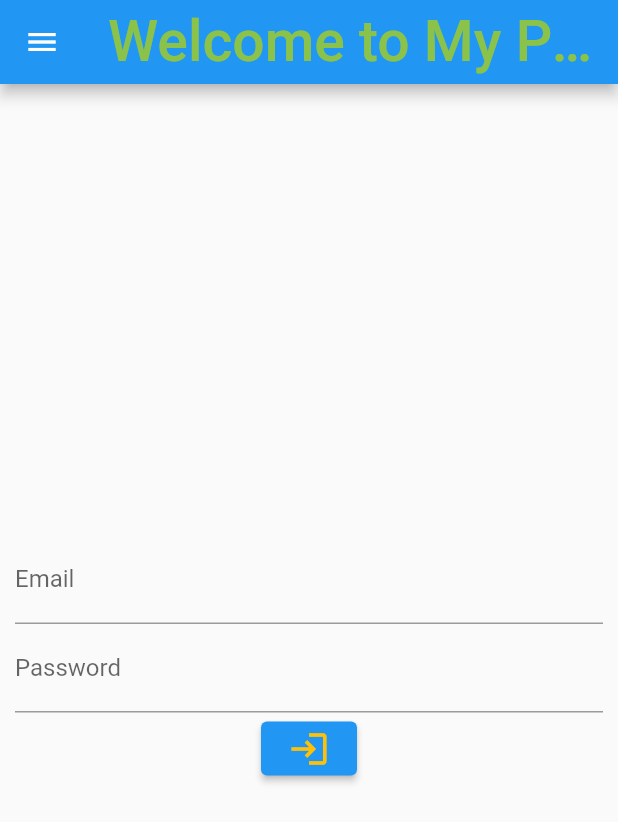
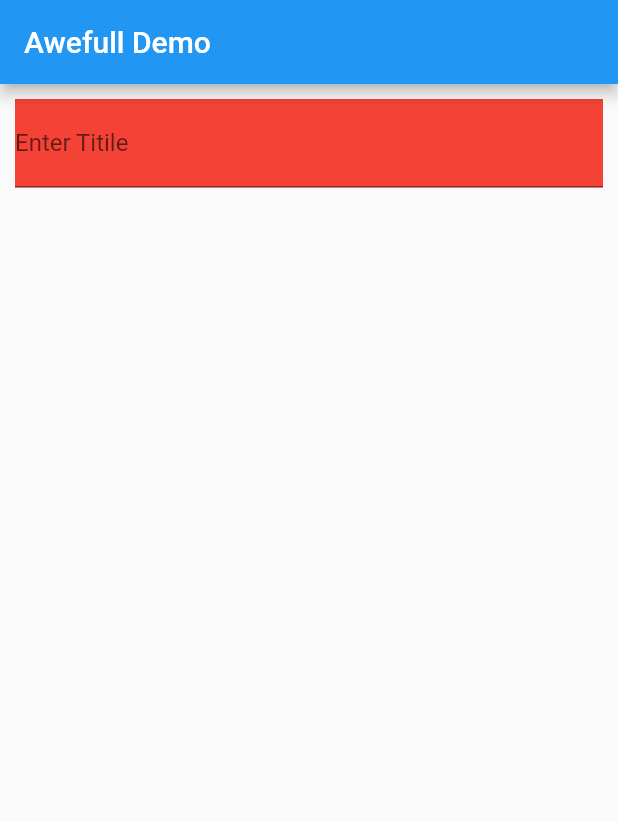
Before and after one commit to RamandeepSingh-IntelligentComputing/IoTTraining, a Flutter app: the screen it shows after launch, on a phone screen of 412 x 824 dp. Shown: the top 822 px of the screen. Run offline on Flutter 3.47's test engine with Material 2 defaults, Android fonts, the phone set to English and light mode, and no system bars.

Commit message:
Statefull demo

```diff
--- a/IotFlutterTraining/lib/customwidgets/CustomWidgets.dart
+++ b/IotFlutterTraining/lib/customwidgets/CustomWidgets.dart
@@ -62,7 +62,7 @@ class loginwidgetWithController extends StatelessWidget {
                   hintText: "Enter Password"
               ),controller: tecPass,),
             ElevatedButton(onPressed: ()=>{handleLogin(context)},
-                child: Icon(Icons.login,size: 28,color:Colors.amber,))
+                child: Icon(Icons.login,size: 28,color:Colors.amber,)),
           ],
         ),),
     );
--- /dev/null
+++ b/IotFlutterTraining/lib/customwidgets/StateFullDemo.dart
@@ -0,0 +1,33 @@
+import 'package:flutter/material.dart';
+
+class statefullDemo extends StatefulWidget {
+  _statefulldemostate createState() => _statefulldemostate();
+}
+
+class _statefulldemostate extends State<statefullDemo> {
+
+  String title = "Awefull Demo";
+
+  void updateTitle(String text)
+  {
+   setState(() {
+     title = text;
+   });
+  }
+
+  @override
+  Widget build(BuildContext context) {
+    return (Scaffold(
+        appBar: AppBar(
+          title: Text(title),
+        ),
+        body: Padding(
+          padding: EdgeInsets.all(10),
+          child: Container(
+              color: Colors.red,
+              child: TextField(
+                decoration: InputDecoration(labelText: "Enter Titile"),
+              onChanged:updateTitle,)),
+        )));
+  }
+}
--- a/IotFlutterTraining/lib/main.dart
+++ b/IotFlutterTraining/lib/main.dart
@@ -1,11 +1,12 @@
 import 'package:flutter/cupertino.dart';
 import 'package:flutter/material.dart';
+import 'package:iotfluttertraining/customwidgets/StateFullDemo.dart';
 import 'customwidgets/CustomWidgets.dart';
 
 
 void main() {
   runApp(MaterialApp(
-    home: extendedLoginWidget(),
+    home: statefullDemo(),
   ));
 }
 
```
